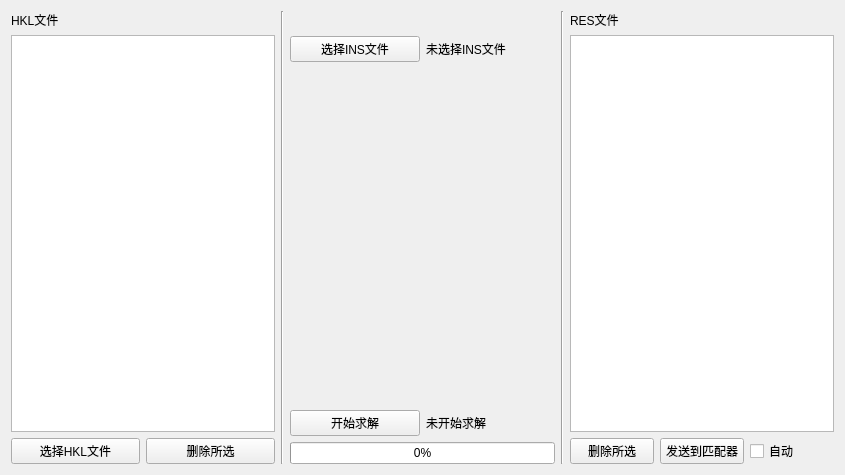
Above: crystaltoolgui/qt/tabhklsolver.ui from jingshenSN2/CrystalTool before the change. Below: the same form after it.
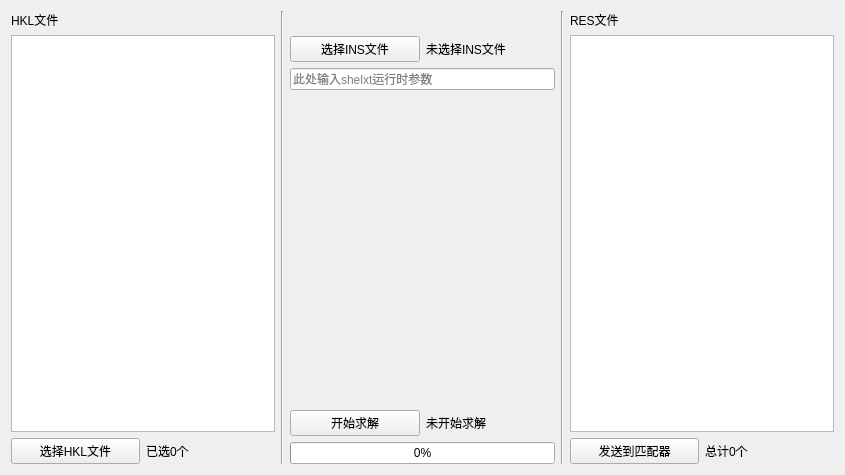
That is the form after the change.

Diff of the .ui file:
```diff
--- a/crystaltoolgui/qt/tabhklsolver.ui
+++ b/crystaltoolgui/qt/tabhklsolver.ui
@@ -40,9 +40,9 @@
         </widget>
        </item>
        <item>
-        <widget class="QPushButton" name="pB_solve_delete_hkl">
+        <widget class="QLabel" name="l_solve_hkl_count">
          <property name="text">
-          <string>删除所选</string>
+                <string>已选0个</string>
          </property>
         </widget>
        </item>
@@ -80,6 +80,13 @@
        </item>
       </layout>
      </item>
+        <item>
+            <widget class="QLineEdit" name="lE_solve_xtparam">
+                <property name="placeholderText">
+                    <string>此处输入shelxt运行时参数</string>
+                </property>
+            </widget>
+        </item>
      <item>
       <spacer name="verticalSpacer_2">
        <property name="orientation">
@@ -148,13 +155,6 @@
      </item>
      <item>
       <layout class="QHBoxLayout" name="hL_solve_pB2">
-       <item>
-        <widget class="QPushButton" name="pB_solve_delete_res">
-         <property name="text">
-          <string>删除所选</string>
-         </property>
-        </widget>
-       </item>
        <item>
         <widget class="QPushButton" name="pB_solve_send">
          <property name="text">
@@ -163,9 +163,9 @@
         </widget>
        </item>
        <item>
-        <widget class="QCheckBox" name="cB_solve_autosend">
+           <widget class="QLabel" name="l_solve_res_count">
          <property name="text">
-          <string>自动</string>
+                   <string>总计0个</string>
          </property>
         </widget>
        </item>
```
Lines whose indentation alone changed are shown as unchanged.
